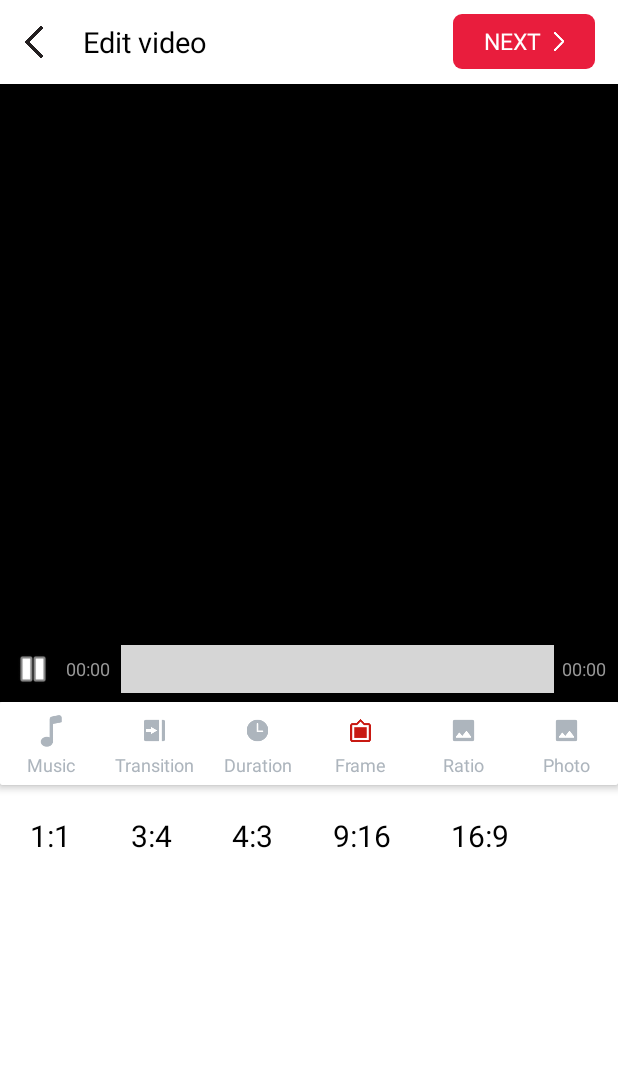
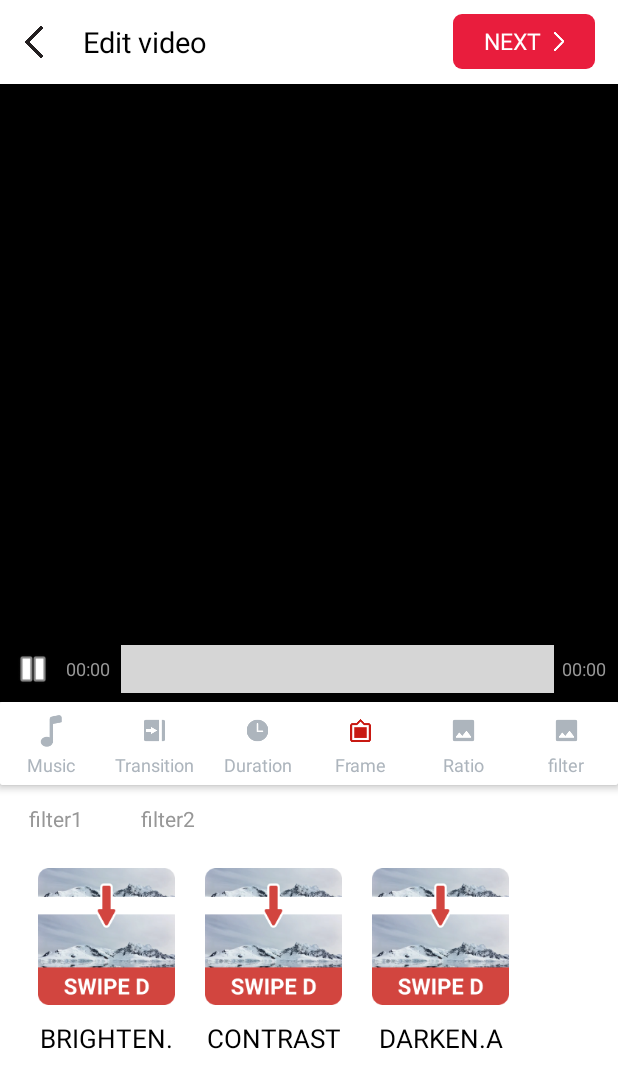
Before and after one commit to chinhnh29/MySlideShow, an Android app: the screen it shows after launch (EditActivity), on a phone screen of 412 x 824 dp. Shown: the top 1088 px of the screen. Run offline under Robolectric (Android 15) with nearby library versions, the phone set to English and light mode, and no system bars; our stand-ins replace ButterKnife, sdp/ssp sizes; libraries missing offline, so code that uses them is left out: com.zxy.tiny, jp.wasabeef.blurry; plain views replace RangeSeekBar, StickerView; pictures from the network do not load; 7 statements that could not run were skipped; grey boxes are pictures that could not be loaded.

Commit message:
set filter

```diff
--- a/app/src/main/java/com/photoeditor/slideshow/EditActivity.java
+++ b/app/src/main/java/com/photoeditor/slideshow/EditActivity.java
@@ -61,6 +61,8 @@ public class EditActivity extends AppCompatActivity implements TransitionListene
     LinearLayout llFrame;
     @BindView(R.id.ll_ratio)
     LinearLayout llRatio;
+    @BindView(R.id.ll_filter)
+    LinearLayout llFilter;
     @BindView(R.id.mCustomPreviewView)
     CustomPreviewView customPreviewView;
 
@@ -114,11 +116,7 @@ public class EditActivity extends AppCompatActivity implements TransitionListene
     }
 
 
-
-
-
     private void initVideo() {
-
         videoMaker = VideoMaker.getInstance();
         myVideoPlayer = new MyVideoPlayer(
                 this, videoMaker, arrayListImage, customPreviewView, rangeSeekBar, imageView,
@@ -131,7 +129,7 @@ public class EditActivity extends AppCompatActivity implements TransitionListene
                 this, videoMaker, myVideoPlayer);
     }
 
-    @OnClick({R.id.rl_choose_effect, R.id.rl_frame, R.id.rl_ratio, R.id.txt_next_edit})
+    @OnClick({R.id.rl_choose_effect, R.id.rl_frame, R.id.rl_ratio, R.id.txt_next_edit, R.id.rl_filter})
     void onClick(View view) {
         switch (view.getId()) {
             case R.id.rl_choose_effect:
@@ -146,9 +144,14 @@ public class EditActivity extends AppCompatActivity implements TransitionListene
                 goneAllLayoutMenu();
                 llRatio.setVisibility(View.VISIBLE);
                 break;
+            case R.id.rl_filter:
+                goneAllLayoutMenu();
+                llFilter.setVisibility(View.VISIBLE);
+                break;
             case R.id.txt_next_edit:
                 chooseQualityRenderVideo();
                 break;
+
         }
     }
 
@@ -234,6 +237,7 @@ public class EditActivity extends AppCompatActivity implements TransitionListene
         llTransit.setVisibility(View.GONE);
         llFrame.setVisibility(View.GONE);
         llRatio.setVisibility(View.GONE);
+        llFilter.setVisibility(View.GONE);
     }
 
     @Override
--- a/app/src/main/java/com/photoeditor/slideshow/components/MyTranController.java
+++ b/app/src/main/java/com/photoeditor/slideshow/components/MyTranController.java
@@ -39,10 +39,14 @@ import com.photoeditor.slideshow.models.GifTransition;
 import com.photoeditor.slideshow.models.main.TransitionDrawModel;
 import com.photoeditor.slideshow.models.main.TransitionJsonModel;
 import com.photoeditor.slideshow.my_slide_show.list_category_transit.CategoryTransitAdapter;
+import com.photoeditor.slideshow.my_slide_show.list_category_transit.FilterAdapter;
+import com.photoeditor.slideshow.my_slide_show.list_category_transit.FilterTabAdapter;
 import com.photoeditor.slideshow.my_slide_show.list_category_transit.FrameAdapter;
 import com.photoeditor.slideshow.my_slide_show.list_category_transit.FrameTabAdapter;
 import com.photoeditor.slideshow.my_slide_show.list_category_transit.RatioAdapter;
 import com.photoeditor.slideshow.my_slide_show.list_category_transit.TransitionAdapter;
+import com.photoeditor.slideshow.my_slide_show.obj.FilterModel;
+import com.photoeditor.slideshow.my_slide_show.obj.FilterTab;
 import com.photoeditor.slideshow.my_slide_show.obj.FrameTab;
 import com.photoeditor.slideshow.my_slide_show.obj.DataCategoryTrans;
 import com.photoeditor.slideshow.my_slide_show.obj.FrameInfo;
@@ -114,7 +118,10 @@ public final class MyTranController {
     RecyclerView rcvListFrame;
     @BindView(R.id.rcv_ratio)
     RecyclerView rcvRatio;
-
+    @BindView(R.id.rcv_list_tab_filter)
+    RecyclerView rcvTabFilters;
+    @BindView(R.id.rcv_list_filter)
+    RecyclerView rcvListFilters;
 
     private final RelativeLayout rlMenuEditSelected;
 
@@ -125,6 +132,10 @@ public final class MyTranController {
     private List<FrameTab> frameTabList;
     private List<FrameInfo> frameList;
     private FrameAdapter frameAdapter;
+
+    private List<FilterTab> filterTabList;
+    private List<FilterModel> filterModelList;
+    private FilterAdapter filterAdapter;
 
     private List<Ratio> ratioList;
     private RatioAdapter ratioAdapter;
@@ -180,10 +191,56 @@ public final class MyTranController {
         initRecycleTran();
         initRecycleFrame();
         initRecycleRatio();
+        initRecycleFilter();
+    }
+
+    private void initRecycleFilter() {
+        filterTabList = initTabFilters();
+        FilterTabAdapter adapter = new FilterTabAdapter(context, filterTabList, this);
+        rcvTabFilters.setAdapter(adapter);
+
+        filterModelList = initFilterList();
+        filterAdapter = new FilterAdapter(context, filterModelList, this);
+        rcvListFilters.setAdapter(filterAdapter);
+    }
+
+    private List<FilterModel> initFilterList() {
+        List<FilterModel> filterModelList = new ArrayList<>();
+        filterModelList.add(new FilterModel("1" , "Brighten.acv", "", R.drawable.slide_d, true, false,
+                Transition.NONE));
+        filterModelList.add(new FilterModel("2" , "Contrast.acv", "", R.drawable.slide_d, true, false,
+                Transition.NONE));
+        filterModelList.add(new FilterModel("3" , "Darken.acv", "", R.drawable.slide_d, true, false,
+                Transition.NONE));
+        return filterModelList;
+    }
+
+    private List<FilterTab> initTabFilters() {
+        List<FilterTab> filterTabs = new ArrayList<>();
+        filterTabs.add(new FilterTab("filter1"));
+        filterTabs.add(new FilterTab("filter2"));
+        return filterTabs;
+    }
+
+    public void updateListFilter(String name) {
+        frameList.clear();
+        if (name.equalsIgnoreCase("filter1")) {
+            frameList.add(new FrameInfo("Frame s1", R.drawable.slide_d,  AppConst.INSTANCE.getFOLDER_LOTTIE() + "Happy Halloween"));
+            frameList.add(new FrameInfo("Frame s2", R.drawable.slide_d, AppConst.INSTANCE.getFOLDER_LOTTIE() + "Happy Halloween"));
+            frameList.add(new FrameInfo("Frame s3", R.drawable.slide_d, AppConst.INSTANCE.getFOLDER_LOTTIE() + "Happy Halloween"));
+        } else if (name.equalsIgnoreCase("filter2")) {
+            frameList.add(new FrameInfo("Frame d1", R.drawable.slide_d, AppConst.INSTANCE.getFOLDER_LOTTIE() + "Happy Halloween"));
+            frameList.add(new FrameInfo("Frame d2", R.drawable.slide_d, AppConst.INSTANCE.getFOLDER_LOTTIE() + "Scary night"));
+            frameList.add(new FrameInfo("Frame d3", R.drawable.slide_d, AppConst.INSTANCE.getFOLDER_LOTTIE() + "Happy Halloween"));
+        }
+        frameAdapter.notifyDataSetChanged();
     }
 
     private void initRecycleRatio() {
-
+        ratioList = initRatioList();
+        ratioAdapter = new RatioAdapter(context, ratioList, this);
+        rcvRatio.setAdapter(ratioAdapter);
+        ratioAdapter.notifyDataSetChanged();
     }
 
     private void initRecycleFrame() {
@@ -194,11 +251,6 @@ public final class MyTranController {
         frameList = initFrameList();
         frameAdapter = new FrameAdapter(context, frameList, this);
         rcvListFrame.setAdapter(frameAdapter);
-
-        ratioList = initRatioList();
-        ratioAdapter = new RatioAdapter(context, ratioList, this);
-        rcvRatio.setAdapter(ratioAdapter);
-        ratioAdapter.notifyDataSetChanged();
     }
 
     private List<Ratio> initRatioList() {
@@ -244,6 +296,9 @@ public final class MyTranController {
         myVideoPlayer.changeVideoRatio(video_ratio);
     }
 
+    public void chooseFilter(FilterModel filterModel) {
+        mVideoMaker.setFil(filterModel);
+    }
 
     public void chooseTheme(FrameInfo frameInfo) {
         mVideoMaker.chooseThemeNew(frameInfo);
--- a/app/src/main/java/com/photoeditor/slideshow/imagetovideo/VideoMaker.java
+++ b/app/src/main/java/com/photoeditor/slideshow/imagetovideo/VideoMaker.java
@@ -393,7 +393,6 @@ public class VideoMaker {
         return createBitmap;
     }
 
-    /* renamed from: com.photoeditor.slideshow.imagetovideo.VideoMaker$1 */
     public static /* synthetic */ class C26701 {
         static final /* synthetic */ int[] $SwitchMap$com$photoeditor$slideshow$enumm$VIDEO_RATIO;
         static final /* synthetic */ int[] $SwitchMap$com$photoeditor$slideshow$imagetovideo$Transition;
--- /dev/null
+++ b/app/src/main/java/com/photoeditor/slideshow/my_slide_show/list_category_transit/FilterAdapter.java
@@ -0,0 +1,80 @@
+package com.photoeditor.slideshow.my_slide_show.list_category_transit;
+
+import android.content.Context;
+import android.view.LayoutInflater;
+import android.view.View;
+import android.view.ViewGroup;
+import android.widget.TextView;
+
+import androidx.annotation.NonNull;
+import androidx.appcompat.widget.AppCompatImageView;
+import androidx.recyclerview.widget.RecyclerView;
+
+import com.bumptech.glide.Glide;
+import com.bumptech.glide.load.engine.DiskCacheStrategy;
+import com.bumptech.glide.request.RequestOptions;
+import com.photoeditor.slideshow.R;
+import com.photoeditor.slideshow.components.MyTranController;
+import com.photoeditor.slideshow.my_slide_show.obj.FilterModel;
+
+import java.util.List;
+
+import butterknife.BindView;
+import butterknife.ButterKnife;
+import butterknife.OnClick;
+
+public class FilterAdapter extends RecyclerView.Adapter<FilterAdapter.FrameHolder> {
+    private List<FilterModel> filterModelList;
+    private Context context;
+    private MyTranController tranController;
+
+    public FilterAdapter(Context context, List<FilterModel> filterModelList, MyTranController tranController) {
+        this.filterModelList = filterModelList;
+        this.context = context;
+        this.tranController = tranController;
+    }
+
+
+    @NonNull
+    @Override
+    public FrameHolder onCreateViewHolder(@NonNull ViewGroup parent, int viewType) {
+        View view = LayoutInflater.from(context).inflate(R.layout.item_filter, parent, false);
+        return new FrameHolder(view);
+    }
+
+    @Override
+    public void onBindViewHolder(@NonNull FrameHolder holder, int position) {
+        holder.onBind((position));
+    }
+
+    @Override
+    public int getItemCount() {
+        return filterModelList.size();
+    }
+
+    public class FrameHolder extends RecyclerView.ViewHolder {
+        @BindView(R.id.img_filter)
+        AppCompatImageView imgFilter;
+        @BindView(R.id.txt_filter)
+        TextView txtFilterName;
+
+        public FrameHolder(@NonNull View itemView) {
+            super(itemView);
+            ButterKnife.bind(this, itemView);
+        }
+
+        @OnClick(R.id.img_filter)
+        void onClick() {
+            tranController.chooseFilter(filterModelList.get(getAdapterPosition()));
+        }
+
+        public void onBind(int position) {
+            txtFilterName.setText(filterModelList.get(position).getFileName());
+            Glide.with(context)
+                    .applyDefaultRequestOptions(new RequestOptions().skipMemoryCache(true).
+                            diskCacheStrategy(DiskCacheStrategy.NONE))
+                    .load(filterModelList.get(position).getResId())
+                    .into(imgFilter);
+        }
+    }
+}
--- /dev/null
+++ b/app/src/main/java/com/photoeditor/slideshow/my_slide_show/list_category_transit/FilterTabAdapter.java
@@ -0,0 +1,68 @@
+package com.photoeditor.slideshow.my_slide_show.list_category_transit;
+
+import android.content.Context;
+import android.view.LayoutInflater;
+import android.view.View;
+import android.view.ViewGroup;
+import android.widget.TextView;
+
+import androidx.annotation.NonNull;
+import androidx.recyclerview.widget.RecyclerView;
+
+import com.photoeditor.slideshow.R;
+import com.photoeditor.slideshow.components.MyTranController;
+import com.photoeditor.slideshow.my_slide_show.obj.FilterTab;
+
+import java.util.List;
+
+import butterknife.BindView;
+import butterknife.ButterKnife;
+import butterknife.OnClick;
+
+public class FilterTabAdapter extends RecyclerView.Adapter<FilterTabAdapter.FrameTabViewHolder> {
+    private List<FilterTab> filterTabList;
+    private Context context;
+    private MyTranController myTranController;
+
+    public FilterTabAdapter(Context context, List<FilterTab> filterTabList, MyTranController myTranController) {
+        this.filterTabList = filterTabList;
+        this.context = context;
+        this.myTranController = myTranController;
+    }
+
+    @NonNull
+    @Override
+    public FrameTabViewHolder onCreateViewHolder(@NonNull ViewGroup parent, int viewType) {
+        View view = LayoutInflater.from(context).inflate(R.layout.item_filter_tab, parent, false);
+        return new FrameTabViewHolder(view);
+    }
+
+    @Override
+    public void onBindViewHolder(@NonNull FrameTabViewHolder holder, int position) {
+        holder.onBind((position));
+    }
+
+    @Override
+    public int getItemCount() {
+        return filterTabList.size();
+    }
+
+    public class FrameTabViewHolder extends RecyclerView.ViewHolder {
+        @BindView(R.id.txt_name_tab_filter)
+        TextView txtTabName;
+
+        public FrameTabViewHolder(@NonNull View itemView) {
+            super(itemView);
+            ButterKnife.bind(this, itemView);
+        }
+
+        @OnClick(R.id.txt_name_tab_filter)
+        void onClick() {
+            myTranController.updateListFilter(filterTabList.get(getAdapterPosition()).getName());
+        }
+
+        public void onBind(int position) {
+            txtTabName.setText(filterTabList.get(position).getName());
+        }
+    }
+}
--- /dev/null
+++ b/app/src/main/java/com/photoeditor/slideshow/my_slide_show/obj/FilterModel.java
@@ -0,0 +1,216 @@
+package com.photoeditor.slideshow.my_slide_show.obj;
+
+import com.google.gson.annotations.Expose;
+import com.google.gson.annotations.SerializedName;
+import com.photoeditor.slideshow.enumm.TYPE_TRAN;
+import com.photoeditor.slideshow.imagetovideo.Transition;
+
+public class FilterModel {
+    @SerializedName("name")
+    @Expose
+    private String displayName = "";
+    private String fileName = "";
+    @SerializedName("id")
+    @Expose
+    private String id;
+    @SerializedName("other_file")
+    @Expose
+    private String image = "";
+    private Boolean isJsonTran = false;
+    private Boolean localFile = false;
+    @SerializedName("module_id")
+    @Expose
+    private String moduleId = "";
+    @SerializedName("parent_id")
+    @Expose
+    private String parentId;
+    private String path;
+    @SerializedName("image")
+    @Expose
+    private String preview = "";
+    @SerializedName("pro")
+    @Expose
+    private Boolean pro = false;
+    private int resId = 0;
+    private String serverName;
+    private String thumbnail = "";
+    private Transition type;
+    private TYPE_TRAN type_tran;
+
+    public TYPE_TRAN getType_tran() {
+        return this.type_tran;
+    }
+
+    public void setType_tran(TYPE_TRAN type_tran2) {
+        this.type_tran = type_tran2;
+    }
+
+    public Boolean getJsonTran() {
+        return this.isJsonTran;
+    }
+
+    public void setJsonTran(Boolean bool) {
+        this.isJsonTran = bool;
+    }
+
+    public String getServerName() {
+        return this.serverName;
+    }
+
+    public void setServerName(String str) {
+        this.serverName = str;
+    }
+
+    public String getPath() {
+        return this.path;
+    }
+
+    public void setPath(String str) {
+        this.path = str;
+    }
+
+    public String getId() {
+        return this.id;
+    }
+
+    public void setId(String str) {
+        this.id = str;
+    }
+
+    public String getFileName() {
+        return this.fileName;
+    }
+
+    public String getDisplayName() {
+        return this.displayName;
+    }
+
+    public void setDisplayName(String str) {
+        this.displayName = str;
+    }
+
+    public void setFileName(String str) {
+        this.fileName = str;
+    }
+
+    public String getModuleId() {
+        return this.moduleId;
+    }
+
+    public void setModuleId(String str) {
+        this.moduleId = str;
+    }
+
+    public String getParentId() {
+        return this.parentId;
+    }
+
+    public void setParentId(String str) {
+        this.parentId = str;
+    }
+
+    public String getImage() {
+        return this.image;
+    }
+
+    public void setImage(String str) {
+        this.image = str;
+    }
+
+    public String getThumbnail() {
+        return this.thumbnail;
+    }
+
+    public void setThumbnail(String str) {
+        this.thumbnail = str;
+    }
+
+    public Boolean getLocalFile() {
+        return this.localFile;
+    }
+
+    public void setLocalFile(Boolean bool) {
+        this.localFile = bool;
+    }
+
+    public FilterModel() {
+    }
+
+    public int getResId() {
+        return this.resId;
+    }
+
+    public void setResId(int i) {
+        this.resId = i;
+    }
+
+    public void setData(FilterModel filterModel) {
+        this.id = filterModel.id;
+        this.fileName = filterModel.fileName;
+        this.moduleId = filterModel.moduleId;
+        this.parentId = filterModel.parentId;
+        this.image = filterModel.image;
+        this.thumbnail = filterModel.thumbnail;
+        this.localFile = filterModel.localFile;
+        this.type = filterModel.type;
+    }
+
+    public FilterModel(Transition transition) {
+        this.type = transition;
+    }
+
+    public FilterModel(String id, String fileName, String parentId, int resId, boolean localFile, boolean pro, Transition transition) {
+        this.id = id;
+        this.fileName = fileName;
+        this.displayName = fileName;
+        this.parentId = parentId;
+        this.resId = resId;
+        this.localFile = localFile;
+        this.pro = pro;
+        this.type = transition;
+    }
+
+    public FilterModel(FilterModel filterModel) {
+        this.id = filterModel.id;
+        this.preview = filterModel.preview;
+        this.displayName = filterModel.displayName;
+        this.fileName = filterModel.fileName;
+        this.moduleId = filterModel.moduleId;
+        this.parentId = filterModel.parentId;
+        this.image = filterModel.image;
+        this.thumbnail = filterModel.thumbnail;
+        this.localFile = filterModel.localFile;
+        this.pro = filterModel.pro;
+        this.resId = filterModel.resId;
+        this.type = filterModel.type;
+        this.isJsonTran = filterModel.isJsonTran;
+    }
+
+    public Boolean getPro() {
+        return this.pro;
+    }
+
+    public void setPro(Boolean bool) {
+        this.pro = bool;
+    }
+
+    public Transition getType() {
+        return this.type;
+    }
+
+    public void setType(Transition transition) {
+        this.type = transition;
+    }
+
+    public String getPreview() {
+        return this.preview;
+    }
+
+    public void setPreview(String str) {
+        this.preview = str;
+    }
+
+    public String toString() {
+        return "GifTransition{id='" + this.id + '\'' + ", displayName='" + this.displayName + '\'' + ", fileName='" + this.fileName + '\'' + ", moduleId='" + this.moduleId + '\'' + ", parentId='" + this.parentId + '\'' + ", image='" + this.image + '\'' + ", preview='" + this.preview + '\'' + ", pro=" + this.pro + ", resId=" + this.resId + ", thumbnail='" + this.thumbnail + '\'' + ", localFile=" + this.localFile + ", type=" + this.type + '}';
+    }
+}
--- /dev/null
+++ b/app/src/main/java/com/photoeditor/slideshow/my_slide_show/obj/FilterTab.java
@@ -0,0 +1,17 @@
+package com.photoeditor.slideshow.my_slide_show.obj;
+
+public class FilterTab {
+    private String name;
+
+    public FilterTab(String name) {
+        this.name = name;
+    }
+
+    public String getName() {
+        return name;
+    }
+
+    public void setName(String name) {
+        this.name = name;
+    }
+}
--- /dev/null
+++ b/app/src/main/res/layout/item_filter.xml
@@ -0,0 +1,26 @@
+<?xml version="1.0" encoding="utf-8"?>
+<RelativeLayout xmlns:android="http://schemas.android.com/apk/res/android"
+    android:layout_width="wrap_content"
+    android:layout_height="wrap_content"
+    >
+
+    <androidx.appcompat.widget.AppCompatImageView
+        android:id="@+id/img_filter"
+        android:layout_width="@dimen/_70sdp"
+        android:layout_height="@dimen/_70sdp"
+        android:layout_margin="10dp"
+        android:src="@drawable/transit" />
+
+    <TextView
+        android:id="@+id/txt_filter"
+        android:layout_width="@dimen/_70sdp"
+        android:layout_height="20dp"
+        android:layout_below="@+id/img_filter"
+        android:layout_centerHorizontal="true"
+        android:gravity="center"
+        android:text="filter1"
+        android:textAllCaps="true"
+        android:textColor="@color/black"
+        android:textSize="17dp" />
+
+</RelativeLayout>
--- /dev/null
+++ b/app/src/main/res/layout/item_filter_tab.xml
@@ -0,0 +1,22 @@
+<?xml version="1.0" encoding="utf-8"?>
+<LinearLayout xmlns:android="http://schemas.android.com/apk/res/android"
+    xmlns:aapt="http://schemas.android.com/aapt"
+    xmlns:app="http://schemas.android.com/apk/res-auto"
+    android:id="@+id/linear_root_item_tab_icon"
+    android:layout_width="wrap_content"
+    android:layout_height="@dimen/_35sdp"
+    android:gravity="center"
+    android:orientation="vertical">
+
+    <TextView
+        android:id="@+id/txt_name_tab_filter"
+        android:layout_width="wrap_content"
+        android:layout_height="0dp"
+        android:layout_marginLeft="@dimen/_15sdp"
+        android:layout_marginRight="@dimen/_15sdp"
+        android:layout_weight="1"
+        android:gravity="center"
+        android:text="aaaa"
+        android:textColor="@color/grey_1"
+        android:textSize="@dimen/_11sdp" />
+</LinearLayout>
--- a/app/src/main/res/layout/layout_menu_edit.xml
+++ b/app/src/main/res/layout/layout_menu_edit.xml
@@ -191,8 +191,9 @@
                 android:textColor="@color/txt_mnu_edit"
                 android:textSize="@dimen/sz_txt_mnu_edit" />
         </LinearLayout>
+
         <LinearLayout
-            android:id="@+id/rl_photo"
+            android:id="@+id/rl_filter"
             android:layout_width="0dp"
             android:layout_height="match_parent"
             android:layout_weight="1"
@@ -201,7 +202,7 @@
             tools:ignore="ButtonStyle">
 
             <ImageView
-                android:id="@+id/img_photo"
+                android:id="@+id/img_filter"
                 android:layout_width="@dimen/size_item_mnu_edit"
                 android:layout_height="@dimen/size_item_mnu_edit"
                 android:layout_gravity="center_horizontal"
@@ -210,7 +211,7 @@
                 tools:ignore="ContentDescription" />
 
             <TextView
-                android:id="@+id/txt_photo"
+                android:id="@+id/txt_filter"
                 android:layout_width="match_parent"
                 android:layout_height="wrap_content"
                 android:layout_gravity="center_vertical"
@@ -220,7 +221,7 @@
                 android:ellipsize="end"
                 android:gravity="center"
                 android:maxLines="1"
-                android:text="@string/photo"
+                android:text="filter"
                 android:textColor="@color/txt_mnu_edit"
                 android:textSize="@dimen/sz_txt_mnu_edit" />
         </LinearLayout>
--- a/app/src/main/res/layout/layout_menu_edit_select.xml
+++ b/app/src/main/res/layout/layout_menu_edit_select.xml
@@ -77,4 +77,33 @@
             app:layoutManager="androidx.recyclerview.widget.LinearLayoutManager" />
 
     </LinearLayout>
+
+    <LinearLayout
+        android:id="@+id/ll_filter"
+        android:layout_width="match_parent"
+        android:layout_height="match_parent"
+        android:background="@color/white"
+        android:orientation="vertical">
+
+        <androidx.recyclerview.widget.RecyclerView
+            android:id="@+id/rcv_list_tab_filter"
+            android:layout_width="match_parent"
+            android:layout_height="wrap_content"
+            android:orientation="horizontal"
+            android:visibility="visible"
+            app:layoutManager="androidx.recyclerview.widget.LinearLayoutManager" />
+
+        <androidx.recyclerview.widget.RecyclerView
+            android:id="@+id/rcv_list_filter"
+            android:layout_width="wrap_content"
+            android:layout_height="wrap_content"
+            android:layout_centerInParent="true"
+            android:layout_marginLeft="@dimen/_12sdp"
+            android:layout_marginRight="@dimen/_12sdp"
+            android:orientation="horizontal"
+            android:visibility="visible"
+            app:layoutManager="androidx.recyclerview.widget.LinearLayoutManager" />
+    </LinearLayout>
+
+
 </RelativeLayout>
```
Also changed, not shown: app/src/main/java/com/photoeditor/slideshow/imagetovideo/TransitionUtils.java (+32 -45 lines).
